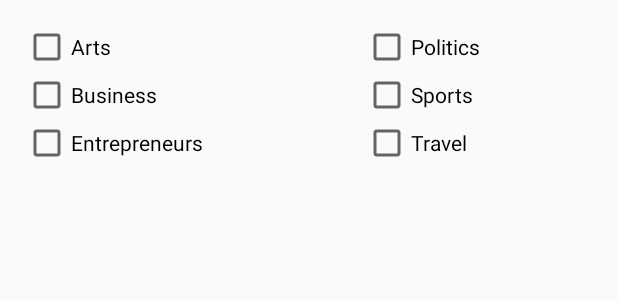
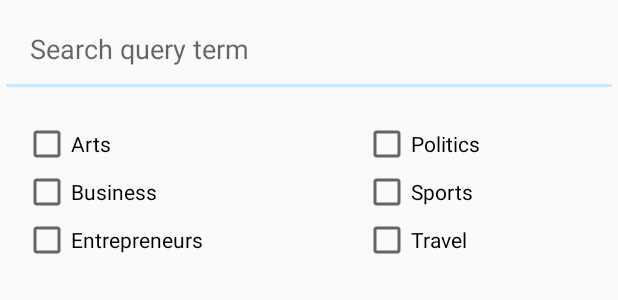
Before and after one commit to Shayds34/MyNews, an Android app: the layout menu_checkboxes.xml on its own in the app's theme, with its tools: preview values and no code run, on a phone screen of 412 x 824 dp. Shown: the top 300 px of the screen. Run offline under Robolectric (Android 15) with nearby library versions, the phone set to English and light mode, and no system bars; network calls fail.

Commit message:
Include EditText from activity_notification.xml & activity_search.xml into menu_checkboxes.xml

```diff
--- a/app/src/main/res/layout/activity_notifications.xml
+++ b/app/src/main/res/layout/activity_notifications.xml
@@ -23,11 +23,6 @@
 
     </android.support.design.widget.AppBarLayout>
 
-    <EditText
-        android:layout_width="match_parent"
-        android:layout_height="wrap_content"
-        android:hint="Search query term"
-        android:padding="20dp" />
 
     <include
         layout="@layout/menu_checkboxes"/>
--- a/app/src/main/res/layout/menu_checkboxes.xml
+++ b/app/src/main/res/layout/menu_checkboxes.xml
@@ -2,6 +2,13 @@
 <LinearLayout xmlns:android="http://schemas.android.com/apk/res/android"
     android:layout_width="match_parent" android:layout_height="wrap_content"
     android:orientation="vertical">
+
+    <EditText
+        android:id="@+id/search_query_text"
+        android:layout_width="match_parent"
+        android:layout_height="wrap_content"
+        android:hint="Search query term"
+        android:padding="20dp" />
 
 
     <LinearLayout
```
Also changed, not shown: app/src/main/res/layout/activity_search.xml (+1 -6 lines).
